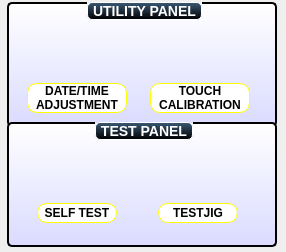
First picture: the form in PTToolBox/toolbox.ui, repository Qmax/QUTE, before the edit.
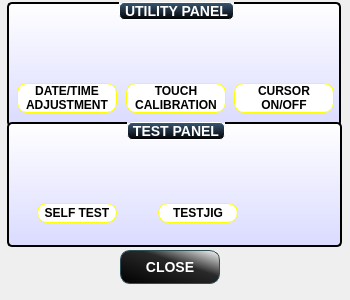
Second picture: the form after the edit. Icons and pictures are not drawn.

```diff
--- a/PTToolBox/toolbox.ui
+++ b/PTToolBox/toolbox.ui
@@ -6,8 +6,8 @@
    <rect>
     <x>0</x>
     <y>0</y>
-    <width>286</width>
-    <height>252</height>
+    <width>350</width>
+    <height>300</height>
    </rect>
   </property>
   <property name="windowTitle">
@@ -30,7 +30,7 @@
     <rect>
      <x>7</x>
      <y>2</y>
-     <width>270</width>
+     <width>334</width>
      <height>125</height>
     </rect>
    </property>
@@ -107,7 +107,7 @@
    <widget class="QLabel" name="label">
     <property name="geometry">
      <rect>
-      <x>20</x>
+      <x>10</x>
       <y>81</y>
       <width>100</width>
       <height>30</height>
@@ -124,7 +124,7 @@
    <widget class="QLabel" name="label_3">
     <property name="geometry">
      <rect>
-      <x>143</x>
+      <x>119</x>
       <y>81</y>
       <width>100</width>
       <height>30</height>
@@ -141,7 +141,7 @@
    <widget class="QPushButton" name="ACDC_3">
     <property name="geometry">
      <rect>
-      <x>162</x>
+      <x>140</x>
       <y>25</y>
       <width>55</width>
       <height>55</height>
@@ -178,13 +178,70 @@
      </size>
     </property>
    </widget>
+   <widget class="QPushButton" name="pb_curEnDis">
+    <property name="geometry">
+     <rect>
+      <x>247</x>
+      <y>25</y>
+      <width>55</width>
+      <height>55</height>
+     </rect>
+    </property>
+    <property name="font">
+     <font>
+      <weight>75</weight>
+      <italic>false</italic>
+      <bold>true</bold>
+     </font>
+    </property>
+    <property name="focusPolicy">
+     <enum>Qt::NoFocus</enum>
+    </property>
+    <property name="styleSheet">
+     <string notr="true">QPushButton {
+         border: 2px solid rgba(0,0,0,0);
+         border-radius: 25px;
+         background-color: rgba(0,0,0,0);
+     }</string>
+    </property>
+    <property name="text">
+     <string/>
+    </property>
+    <property name="icon">
+     <iconset resource="toolbox.qrc">
+      <normaloff>:/res/Very-Basic-Cursor-icon.png</normaloff>:/res/Very-Basic-Cursor-icon.png</iconset>
+    </property>
+    <property name="iconSize">
+     <size>
+      <width>48</width>
+      <height>48</height>
+     </size>
+    </property>
+   </widget>
+   <widget class="QLabel" name="label_5">
+    <property name="geometry">
+     <rect>
+      <x>227</x>
+      <y>81</y>
+      <width>100</width>
+      <height>30</height>
+     </rect>
+    </property>
+    <property name="text">
+     <string>CURSOR
+ON/OFF</string>
+    </property>
+    <property name="alignment">
+     <set>Qt::AlignCenter</set>
+    </property>
+   </widget>
   </widget>
   <widget class="QGroupBox" name="groupBox_2">
    <property name="geometry">
     <rect>
      <x>7</x>
      <y>122</y>
-     <width>270</width>
+     <width>335</width>
      <height>125</height>
     </rect>
    </property>
@@ -331,6 +388,61 @@
     </property>
    </widget>
   </widget>
+  <widget class="QPushButton" name="pb_exit">
+   <property name="geometry">
+    <rect>
+     <x>120</x>
+     <y>250</y>
+     <width>100</width>
+     <height>34</height>
+    </rect>
+   </property>
+   <property name="font">
+    <font>
+     <pointsize>-1</pointsize>
+     <weight>75</weight>
+     <italic>false</italic>
+     <bold>true</bold>
+    </font>
+   </property>
+   <property name="focusPolicy">
+    <enum>Qt::NoFocus</enum>
+   </property>
+   <property name="styleSheet">
+    <string notr="true">QPushButton {
+color:white;
+border: 1px solid #2D5059;
+border-radius: 10px;
+background-color: qlineargradient(x1: 0, y1: 1, x2: 1, y2: 0,stop: 0 #000000, stop: 0.6 #292929 , stop:1 #FFFFFF);
+font:bold 14px;
+}
+QPushButton:pressed {
+background-color: qlineargradient(x1: 0, y1: 0, x2: 0, y2: 1,
+stop: 0 #dadbde, stop: 1 #f6f7fa);
+}
+QPushButton:flat {
+border: none; 
+}
+QPushButton:default {
+border-color: navy; 
+}
+
+QPushButton:disabled
+{
+color:lightgrey;
+background-color:grey
+}</string>
+   </property>
+   <property name="text">
+    <string>CLOSE</string>
+   </property>
+   <property name="iconSize">
+    <size>
+     <width>65</width>
+     <height>40</height>
+    </size>
+   </property>
+  </widget>
  </widget>
  <layoutdefault spacing="6" margin="11"/>
  <resources>
```
Left out of the diff: 18 changed lines with no effect on the pictures.
